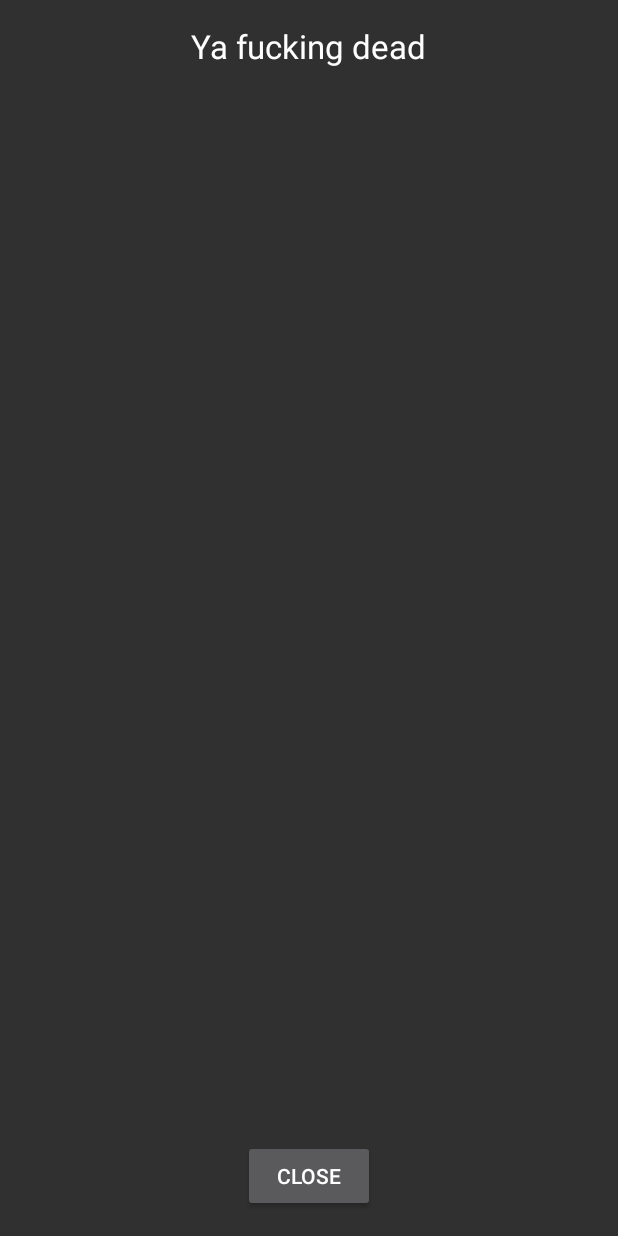
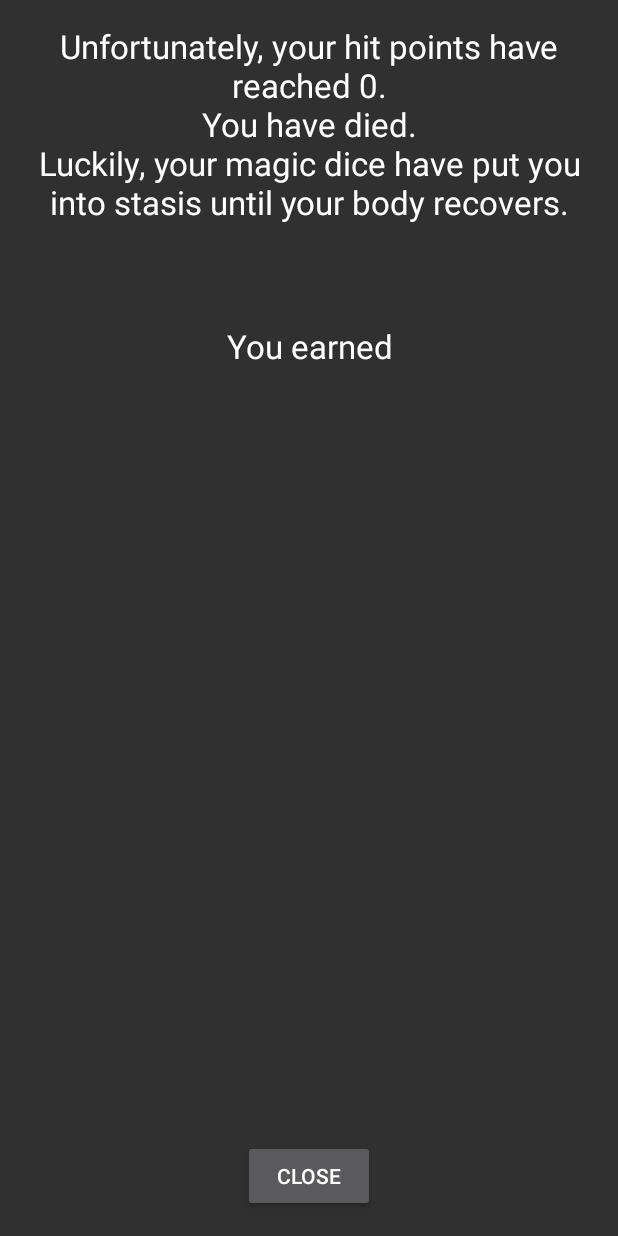
Before and after one commit to mroien/Arithimagicians, an Android app: the DeathActivity screen opened directly, with no data from a screen before it, on a phone screen of 412 x 824 dp. Run offline under Robolectric (Android 15) with nearby library versions, the phone set to English and light mode, and no system bars; 4 statements that could not run were skipped.

Commit message:
Updated death screen and added 1/2 xp reward on death.

```diff
--- a/Arithimagicians/app/src/main/java/ics499/arithimagicians/DeathActivity.java
+++ b/Arithimagicians/app/src/main/java/ics499/arithimagicians/DeathActivity.java
@@ -5,6 +5,7 @@ import android.support.v7.app.AppCompatActivity;
 import android.os.Bundle;
 import android.util.Log;
 import android.view.View;
+import android.widget.TextView;
 
 public class DeathActivity extends AppCompatActivity {
     private Player player;
@@ -18,7 +19,10 @@ public class DeathActivity extends AppCompatActivity {
         XP = getIntent.getIntExtra("XP", 0);
         Log.i("Prereward", "Pre XP is " + Integer.toString(player.getXp()));
         player.gainXP(XP);
-        Log.i("Postreward","New XP is " + Integer.toString(player.getXp()));
+        Log.i("Postreward", "New XP is " + Integer.toString(player.getXp()));
+        TextView xPRewards = (TextView) findViewById(R.id.XPreward);
+        xPRewards.setText("You earned " + Integer.toString(XP) + " experience.\n" +
+                "Your total is now " + Integer.toString(player.getXp()) + ".");
     }
 
     public void closeClick(View view){
--- a/Arithimagicians/app/src/main/java/ics499/arithimagicians/FightActivity.java
+++ b/Arithimagicians/app/src/main/java/ics499/arithimagicians/FightActivity.java
@@ -285,8 +285,8 @@ public class FightActivity extends AppCompatActivity {
                 } catch (InterruptedException e) {
                     e.printStackTrace();
                 }
-            }
-            generateDeathScreen(); */
+            }*/
+            generateDeathScreen();
             displayedResults = false;
         }
         // Else the player is alive and so is the monster, so reset the dice locations to null
--- a/Arithimagicians/app/src/main/java/ics499/arithimagicians/Player.java
+++ b/Arithimagicians/app/src/main/java/ics499/arithimagicians/Player.java
@@ -25,7 +25,7 @@ public class Player extends Character implements Serializable {
 
     public Player() {
         // Change to actual values
-        super(100, 1);
+        super(10, 1);
         this.xp = 0;
         this.dice = new ArrayList<Die>();
         this.diceUsed = new ArrayList<Die>();
--- a/Arithimagicians/app/src/main/res/layout/activity_death.xml
+++ b/Arithimagicians/app/src/main/res/layout/activity_death.xml
@@ -11,10 +11,22 @@
         android:layout_width="wrap_content"
         android:layout_height="wrap_content"
         android:textAppearance="?android:attr/textAppearanceLarge"
-        android:text="Ya fucking dead"
+        android:text="Unfortunately, your hit points have reached 0.\nYou have died.\nLuckily, your magic dice have put you into stasis until your body recovers."
         android:id="@+id/textView"
         android:layout_alignParentTop="true"
+        android:gravity="center_horizontal"
         android:layout_centerHorizontal="true" />
+
+    <TextView
+        android:layout_width="wrap_content"
+        android:layout_height="wrap_content"
+        android:textAppearance="?android:attr/textAppearanceLarge"
+        android:text="You earned"
+        android:id="@+id/XPreward"
+        android:gravity="center_horizontal"
+        android:textAlignment="center"
+        android:layout_centerHorizontal="true"
+        android:layout_marginTop="200dp" />
 
     <Button
         android:layout_width="wrap_content"
```
